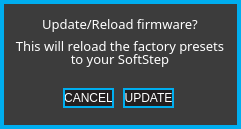
Above: standalone/advanced/forms/updatefwform.ui from Muse-Kinetics/softstep_editor before the change. Below: the same form after it.
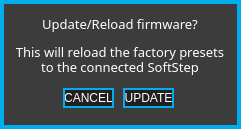
That is the form after the change.

Commit message: Added: Warning text to the firmware out of date forms for the dumb-dumbs. Changed: Reworded the firmware update form text. Changed: Fixed some clipping text in the Basic advancedform.ui

Patch:
```diff
--- a/standalone/advanced/forms/updatefwform.ui
+++ b/standalone/advanced/forms/updatefwform.ui
@@ -265,7 +265,7 @@
      <property name="geometry">
       <rect>
        <x>0</x>
-       <y>27</y>
+       <y>33</y>
        <width>224</width>
        <height>21</height>
       </rect>
@@ -296,7 +296,7 @@
      <property name="geometry">
       <rect>
        <x>0</x>
-       <y>40</y>
+       <y>48</y>
        <width>224</width>
        <height>21</height>
       </rect>
@@ -318,7 +318,7 @@
 </string>
      </property>
      <property name="text">
-      <string>to your SoftStep</string>
+      <string>to the connected SoftStep</string>
      </property>
      <property name="alignment">
       <set>Qt::AlignCenter</set>
```
The commit also changes 5 other files.
